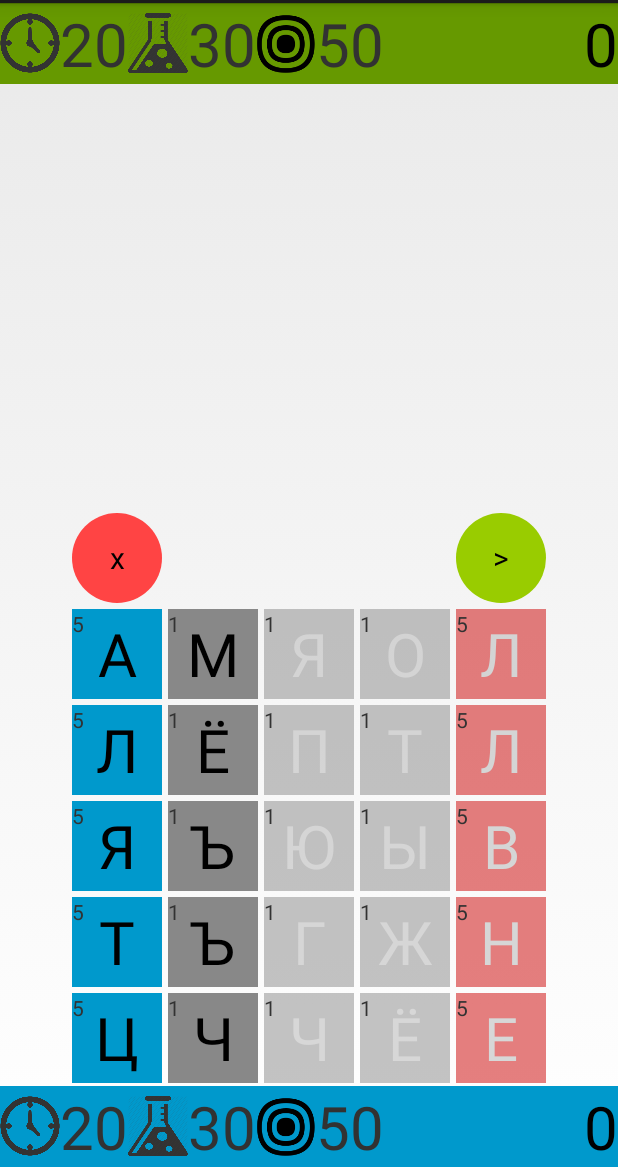
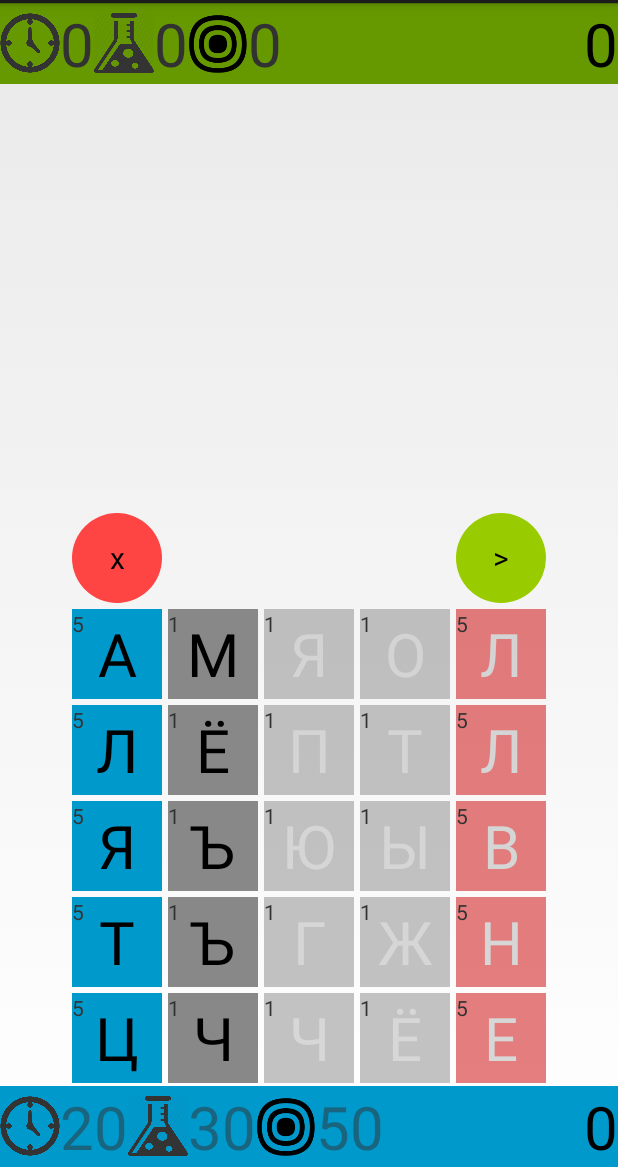
Before and after one commit to Lag1101/BuildAWord, an Android app: the Board screen opened directly, with no data from a screen before it, on a phone screen of 412 x 824 dp, the part 69-1236 px from its top. Run offline under Robolectric (Android 15) with nearby library versions, the phone set to English and light mode, and no system bars; 2 statements that could not run were skipped.

Commit message:
added player stats control

```diff
--- a/app/src/main/java/com/android/luckybug/buildaword/Board.java
+++ b/app/src/main/java/com/android/luckybug/buildaword/Board.java
@@ -21,6 +21,7 @@ import android.widget.TextView;
 import android.widget.Toast;
 
 import com.android.luckybug.buildaword.Conrtol.Cell.Cell;
+import com.android.luckybug.buildaword.Conrtol.Player;
 import com.android.luckybug.buildaword.Conrtol.Prison;
 import com.android.luckybug.buildaword.Logic.Dictionary;
 import com.android.luckybug.buildaword.Logic.Exchange.ExchangeService;
@@ -30,8 +31,7 @@ public class Board extends FragmentActivity implements PostGameFragment.OnFragme
 
     private Dictionary dictionary;
     private Prison prison;
-    private TextView myPointsView;
-    private int pointsCount = 0;
+    private Player player;
 
     FragmentManager fm = getFragmentManager();
 
@@ -43,8 +43,7 @@ public class Board extends FragmentActivity implements PostGameFragment.OnFragme
 
                     Log.i("board", prison.getSequence().toString() + " sent");
 
-                    pointsCount += prison.getPoints();
-                    myPointsView.setText(Integer.toString(pointsCount));
+                    player.addPoints(prison.getPoints());
                     prison.setCellsOwner(Cell.Owner.me);
                     prison.erase();
                     prison.setEnable(false);
@@ -76,6 +75,7 @@ public class Board extends FragmentActivity implements PostGameFragment.OnFragme
 
         dictionary = new Dictionary(this);
         prison = new Prison((TableLayout)findViewById(R.id.grid));
+        player = new Player(findViewById(R.id.myStats), 0, 20, 30, 50);
 
         final TextView editText = (TextView)findViewById(R.id.textLabel);
 
@@ -118,10 +118,6 @@ public class Board extends FragmentActivity implements PostGameFragment.OnFragme
 
         Button connectBtn = (Button)findViewById(R.id.connectBtn);
 
-        RelativeLayout myStats = (RelativeLayout)findViewById(R.id.myStats);
-        myPointsView = (TextView)myStats.findViewById(R.id.pointsCount);
-        myPointsView.setText(Integer.toString(pointsCount));
-
         connectBtn.setOnClickListener(new View.OnClickListener() {
             @Override
             public void onClick(View view) {
@@ -137,9 +133,7 @@ public class Board extends FragmentActivity implements PostGameFragment.OnFragme
 
         });
 
-        //if (ExchangeService.isRunning()) {
         mConnection.doBindService();
-        //}
 
     }
 
--- /dev/null
+++ b/app/src/main/java/com/android/luckybug/buildaword/Conrtol/Player.java
@@ -0,0 +1,75 @@
+package com.android.luckybug.buildaword.Conrtol;
+
+import android.view.View;
+import android.widget.TextView;
+
+import com.android.luckybug.buildaword.R;
+
+/**
+ * Created by vasiliy.lomanov on 27.11.2014. Have a lot of fun!(c)
+ */
+public class Player {
+
+    int points;
+    TextView pointsView;
+    BonusCtrl timeCtrl, transformCtrl, captureCtrl;
+
+    class BonusCtrl{
+        View imageView;
+        TextView costView;
+        int cost;
+
+        public void setEnabled(boolean enable) {
+            imageView.setEnabled(enable);
+            costView.setEnabled(enable);
+        }
+
+        public void setCost(int cost) {
+            this.cost = cost;
+            costView.setText(Integer.toString(cost));
+        }
+        public int getCost() {
+            return cost;
+        }
+
+        public BonusCtrl(View image, TextView cost) {
+            imageView = image;
+            costView = cost;
+        }
+    }
+
+    public void addPoints(int value) {
+        setPoints(points + value);
+    }
+
+    private void updateEnabled() {
+        timeCtrl.setEnabled(getPoints() >= timeCtrl.getCost());
+        transformCtrl.setEnabled(getPoints() >= transformCtrl.getCost());
+        captureCtrl.setEnabled(getPoints() >= captureCtrl.getCost());
+    }
+
+    private int getPoints() {
+        return points;
+    }
+
+    private void setPoints(int points) {
+        this.points = points;
+        pointsView.setText(Integer.toString(points));
+
+        updateEnabled();
+    }
+
+    public Player(View bonusView, int startPoints, int timeCost, int transformCost, int captureCost) {
+        pointsView = (TextView)bonusView.findViewById(R.id.points);
+        timeCtrl = new BonusCtrl(bonusView.findViewById(R.id.time_bonus), (TextView)bonusView.findViewById(R.id.time_bonus_cost));
+        transformCtrl = new BonusCtrl(bonusView.findViewById(R.id.transform_bonus), (TextView)bonusView.findViewById(R.id.transform_bonus_cost));
+        captureCtrl = new BonusCtrl(bonusView.findViewById(R.id.capture_bonus), (TextView)bonusView.findViewById(R.id.capture_bonus_cost));
+
+        timeCtrl.setCost(timeCost);
+        transformCtrl.setCost(transformCost);
+        captureCtrl.setCost(captureCost);
+
+        setPoints(startPoints);
+    }
+
+}
--- a/app/src/main/res/layout/bonus.xml
+++ b/app/src/main/res/layout/bonus.xml
@@ -13,7 +13,7 @@
         android:layout_alignParentStart="true" />
 
     <TextView
-        android:text="20"
+        android:text="0"
         android:textSize="@dimen/bonus_cost_size"
         android:id="@+id/time_bonus_cost"
         android:layout_toEndOf="@+id/time_bonus"
@@ -30,7 +30,7 @@
         android:layout_centerVertical="true" />
 
     <TextView
-        android:text="30"
+        android:text="0"
         android:textSize="@dimen/bonus_cost_size"
         android:id="@+id/transform_bonus_cost"
         android:layout_toEndOf="@+id/transform_bonus"
@@ -42,15 +42,15 @@
         android:background="@drawable/point"
         android:layout_width="@dimen/bonus_image_size"
         android:layout_height="@dimen/bonus_image_size"
-        android:id="@+id/point_bonus"
+        android:id="@+id/capture_bonus"
         android:layout_toEndOf="@+id/transform_bonus_cost"
         android:layout_centerVertical="true" />
 
     <TextView
         android:textSize="@dimen/bonus_cost_size"
-        android:text="50"
-        android:id="@+id/point_bonus_cost"
-        android:layout_toEndOf="@+id/point_bonus"
+        android:text="0"
+        android:id="@+id/capture_bonus_cost"
+        android:layout_toEndOf="@+id/capture_bonus"
         android:layout_width="wrap_content"
         android:layout_height="wrap_content"
         android:layout_centerVertical="true" />
@@ -61,7 +61,7 @@
         android:layout_height="wrap_content"
         android:textAppearance="?android:attr/textAppearanceLarge"
         android:text="0"
-        android:id="@+id/pointsCount"
+        android:id="@+id/points"
         android:layout_centerVertical="true"
         android:layout_alignParentEnd="true" />
 </RelativeLayout>
--- a/app/src/main/res/layout/costs.xml
+++ /dev/null
@@ -1,18 +0,0 @@
-<?xml version="1.0" encoding="utf-8"?>
-<LinearLayout xmlns:android="http://schemas.android.com/apk/res/android"
-    android:orientation="horizontal"
-    android:layout_width="wrap_content"
-    android:layout_height="wrap_content">
-
-    <Button
-        android:layout_width="wrap_content"
-        android:layout_height="wrap_content" />
-
-    <Button
-        android:layout_width="wrap_content"
-        android:layout_height="wrap_content"/>
-
-    <Button
-        android:layout_width="wrap_content"
-        android:layout_height="wrap_content"/>
-</LinearLayout>
```
